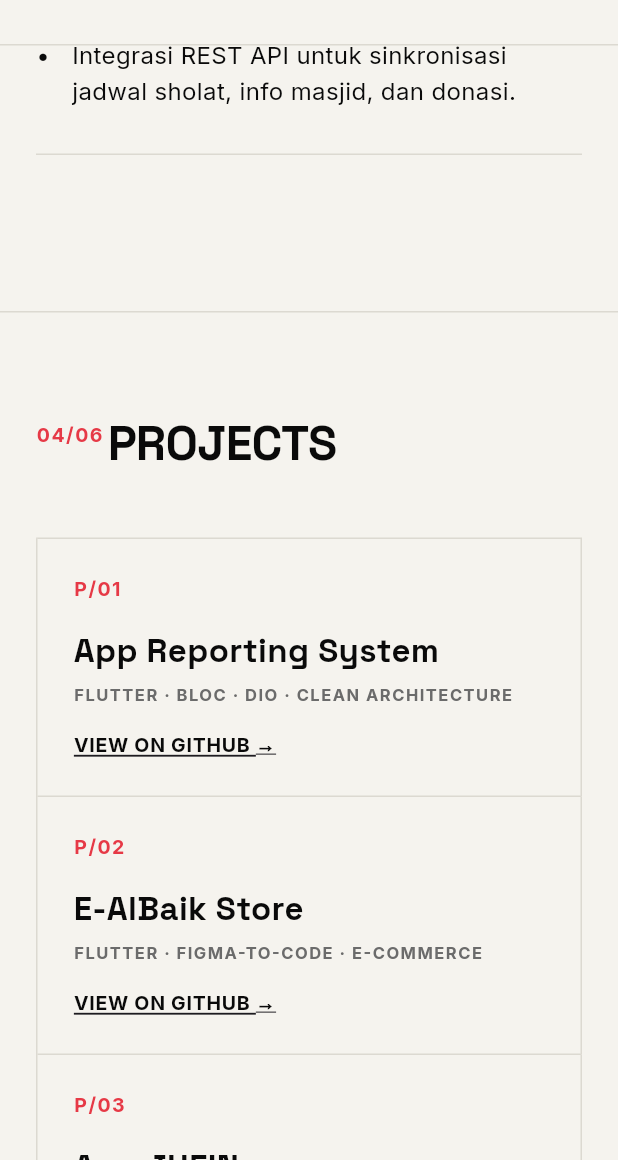
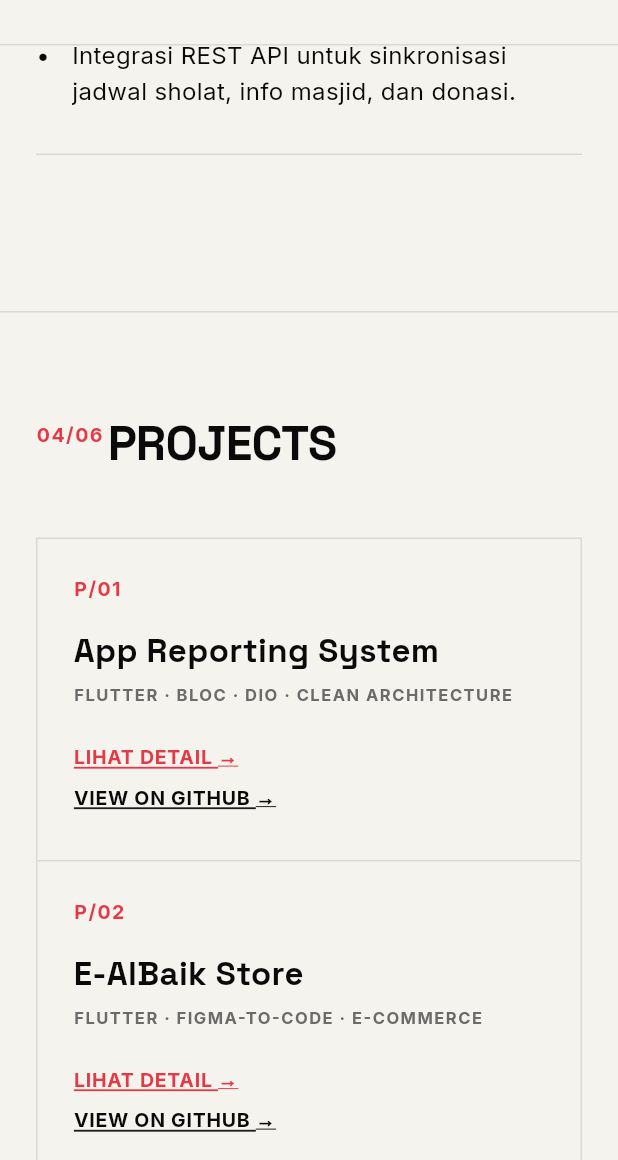
Before and after one commit to RahmatDatulFahri/Portofolio-Flutter, a Flutter app: the screen it shows after launch, scrolled down 2304 dp, on a phone screen of 412 x 824 dp, the part 76-1236 px from its top. Run offline on Flutter 3.47's test engine with Material 3 defaults, Android fonts, the phone set to English and light mode, and no system bars; our stand-ins replace google_fonts.

Commit message:
feat(widgets) add navigation project detail

```diff
--- a/lib/widgets/projects_section.dart
+++ b/lib/widgets/projects_section.dart
@@ -1,25 +1,27 @@
 import 'package:flutter/material.dart';
 import 'package:url_launcher/url_launcher.dart';
 import '../models/portfolio_data.dart';
+import '../screens/project_detail_page.dart';
 import '../theme/app_theme.dart';
 import 'section_wrapper.dart';
 
 /// Grid project ala Swiss style.
 ///
-/// CATATAN PENTING: Versi sebelumnya pakai GridView dengan
-/// `childAspectRatio` tetap, yang memaksa semua card punya rasio
-/// lebar:tinggi yang sama. Masalahnya, panjang judul & tech stack tiap
-/// project berbeda-beda (mis. "Sistem Informasi App Reporting" 2 baris,
-/// vs "App JHEIN" 1 baris) sehingga tinggi konten aktual tidak selalu
-/// muat di tinggi yang "dipaksa" oleh aspect ratio tersebut -> overflow.
-///
-/// Solusinya di sini: bangun grid manual per baris menggunakan
-/// [IntrinsicHeight] + [Row] + [Expanded]. Dengan pendekatan ini, setiap
-/// baris otomatis mengambil tinggi dari card TERTINGGI di baris itu, dan
-/// semua card di baris yang sama ikut "stretch" mengikuti tinggi
-/// tersebut. Hasilnya: grid tetap rapi rata (garis border antar card
-/// tetap sejajar), tapi tidak pernah overflow berapa pun panjang teks
-/// di dalamnya.
+/// RIWAYAT PERBAIKAN (penting untuk konteks jika ada overflow lagi nanti):
+/// 1. Versi awal pakai GridView + childAspectRatio TETAP -> overflow kalau
+///    ada judul/tech-stack yang lebih panjang dari card lain.
+/// 2. Versi kedua pakai IntrinsicHeight + Row + Expanded supaya card dalam
+///    satu baris stretch ke tinggi yang sama -> TERNYATA masih overflow,
+///    karena kalkulasi intrinsic height Flutter untuk Text yang WRAPPING
+///    (melipat ke baris baru) di dalam Row/Expanded memang tidak selalu
+///    akurat (keterbatasan/quirk RenderIntrinsicHeight bawaan Flutter).
+/// 3. Versi ini (final): TIDAK memaksa tinggi sama rata sama sekali.
+///    Setiap card membiarkan tingginya mengikuti konten asli (natural
+///    height, top-aligned). Konsekuensinya: kalau salah satu card di
+///    baris yang sama lebih pendek, border bawahnya bisa tidak sejajar
+///    persis dengan card sebelahnya (selisih beberapa pixel). Ini
+///    trade-off yang jauh lebih aman daripada risiko overflow, dan masih
+///    terlihat rapi & profesional karena grid border tiap card tetap utuh.
 class ProjectsSection extends StatelessWidget {
   const ProjectsSection({super.key});
 
@@ -32,9 +34,9 @@ class ProjectsSection extends StatelessWidget {
 
   @override
   Widget build(BuildContext context) {
-    final isMobile = MediaQuery.of(context).size.width < AppSpacing.mobileBreakpoint;
+    final isMobile =
+        MediaQuery.of(context).size.width < AppSpacing.mobileBreakpoint;
     final columns = isMobile ? 1 : 2;
-
     final rows = _chunkIntoRows(PortfolioData.projects, columns);
 
     return SectionWrapper(
@@ -52,7 +54,8 @@ class ProjectsSection extends StatelessWidget {
             ),
             child: Column(
               children: [
-                for (final rowItems in rows) _buildRow(rowItems, columns),
+                for (final rowItems in rows)
+                  _buildRow(context, rowItems, columns),
               ],
             ),
           ),
@@ -61,8 +64,6 @@ class ProjectsSection extends StatelessWidget {
     );
   }
 
-  /// Membagi list project jadi kelompok-kelompok sesuai jumlah kolom,
-  /// misal [P1,P2,P3,P4] dengan columns=2 -> [[P1,P2],[P3,P4]].
   List<List<ProjectItem>> _chunkIntoRows(List<ProjectItem> items, int columns) {
     final rows = <List<ProjectItem>>[];
     for (var i = 0; i < items.length; i += columns) {
@@ -72,23 +73,40 @@ class ProjectsSection extends StatelessWidget {
     return rows;
   }
 
-  Widget _buildRow(List<ProjectItem> rowItems, int columns) {
-    return IntrinsicHeight(
-      child: Row(
-        crossAxisAlignment: CrossAxisAlignment.stretch,
+  /// Row TANPA IntrinsicHeight/stretch. crossAxisAlignment.start memastikan
+  /// semua card rata atas (top-aligned), dan masing-masing bebas punya
+  /// tinggi sesuai kontennya sendiri -> tidak ada mekanisme yang bisa
+  /// "salah hitung" dan menyebabkan overflow.
+  Widget _buildRow(
+      BuildContext context, List<ProjectItem> rowItems, int columns) {
+    return Row(
+      crossAxisAlignment: CrossAxisAlignment.start,
       children: [
-          for (final project in rowItems) Expanded(child: _buildProjectCard(project)),
-          // Kalau jumlah project ganjil di layout 2 kolom, baris terakhir
-          // hanya berisi 1 card - isi sisa slot dengan ruang kosong supaya
-          // card tidak melebar penuh 2 kolom dan grid tetap simetris.
+        for (final project in rowItems)
+          Expanded(child: _buildProjectCard(context, project)),
+        // Baris terakhir dengan jumlah project ganjil di layout 2 kolom:
+        // isi slot kosong supaya card tidak melebar penuh 2 kolom.
         if (rowItems.length < columns)
-            for (var i = 0; i < columns - rowItems.length; i++) const Expanded(child: SizedBox()),
+          for (var i = 0; i < columns - rowItems.length; i++)
+            const Expanded(child: SizedBox()),
       ],
-      ),
     );
   }
 
-  Widget _buildProjectCard(ProjectItem project) {
+  void _openDetail(BuildContext context, ProjectItem project) {
+    Navigator.of(context).push(
+      MaterialPageRoute(builder: (_) => ProjectDetailPage(project: project)),
+    );
+  }
+
+  /// Catatan desain: card ini sengaja TIDAK dibuat "tap di mana saja untuk
+  /// buka detail", karena di dalamnya ada 2 aksi berbeda (Lihat Detail vs
+  /// View on GitHub). Menaruh InkWell besar di seluruh card + InkWell kecil
+  /// di dalam untuk link GitHub berisiko ambigu (tap di area link bisa
+  /// memicu kedua aksi sekaligus akibat cara Flutter menangani gesture
+  /// bersarang). Solusi paling aman & jelas secara UX: dua link terpisah
+  /// yang eksplisit, masing-masing dengan area tap sendiri.
+  Widget _buildProjectCard(BuildContext context, ProjectItem project) {
     return Container(
       decoration: const BoxDecoration(
         border: Border(
@@ -98,23 +116,31 @@ class ProjectsSection extends StatelessWidget {
       ),
       padding: const EdgeInsets.all(AppSpacing.md),
       child: Column(
+        // mainAxisSize.min: tinggi Column mengikuti total konten di
+        // dalamnya, TIDAK dipaksa mengisi tinggi tertentu. Ini kunci
+        // utama kenapa versi ini tidak akan overflow.
+        mainAxisSize: MainAxisSize.min,
         crossAxisAlignment: CrossAxisAlignment.start,
-        mainAxisAlignment: MainAxisAlignment.spaceBetween,
-        mainAxisSize: MainAxisSize.max,
         children: [
           Text(project.index, style: AppTextStyles.indexLabel),
-          Padding(
-            padding: const EdgeInsets.symmetric(vertical: AppSpacing.sm),
-            child: Column(
-              crossAxisAlignment: CrossAxisAlignment.start,
-              mainAxisSize: MainAxisSize.min,
-              children: [
+          const SizedBox(height: AppSpacing.sm),
           Text(project.title, style: AppTextStyles.cardTitle),
           const SizedBox(height: 6),
           Text(project.techStack, style: AppTextStyles.label),
-              ],
+          const SizedBox(height: AppSpacing.md),
+          InkWell(
+            onTap: () => _openDetail(context, project),
+            hoverColor: Colors.transparent,
+            child: Text(
+              'LIHAT DETAIL →',
+              style: AppTextStyles.button.copyWith(
+                color: AppColors.accent,
+                decoration: TextDecoration.underline,
+                decorationColor: AppColors.accent,
               ),
             ),
+          ),
+          const SizedBox(height: 8),
           InkWell(
             onTap: () => _openUrl(project.githubUrl),
             hoverColor: Colors.transparent,
@@ -126,6 +152,9 @@ class ProjectsSection extends StatelessWidget {
               ),
             ),
           ),
+          // Spacer visual di akhir supaya card pendek tetap punya
+          // sedikit "napas" bawah, konsisten dengan padding atas.
+          const SizedBox(height: AppSpacing.xs),
         ],
       ),
     );
```
Lines whose indentation alone changed are shown as unchanged.
